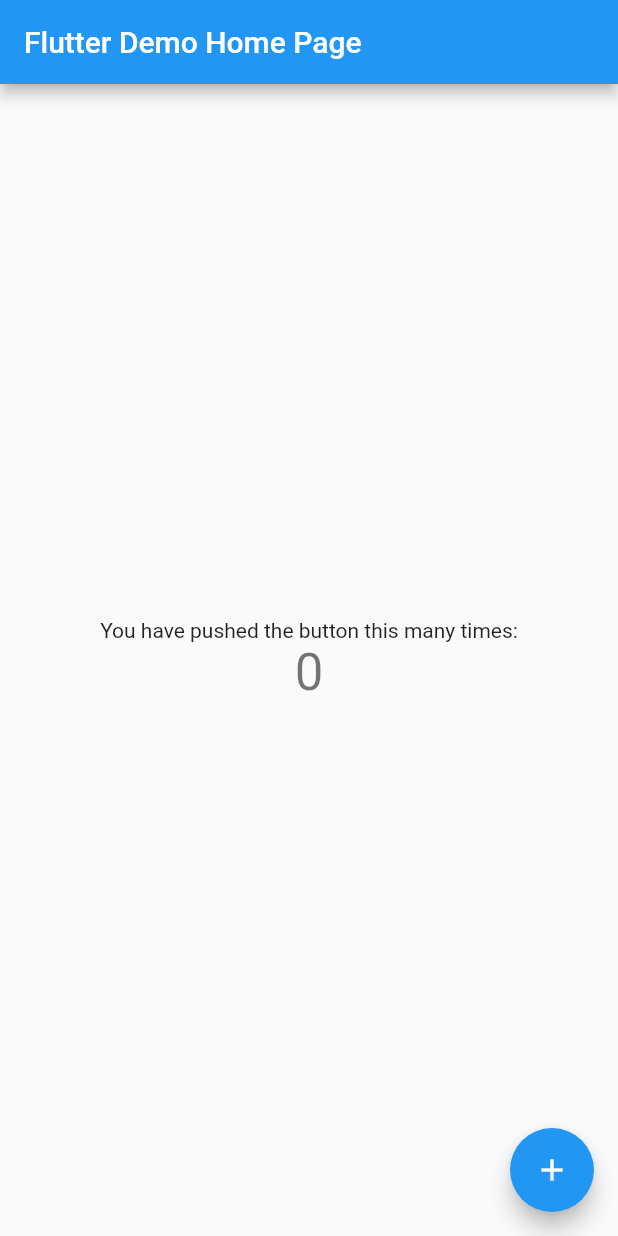
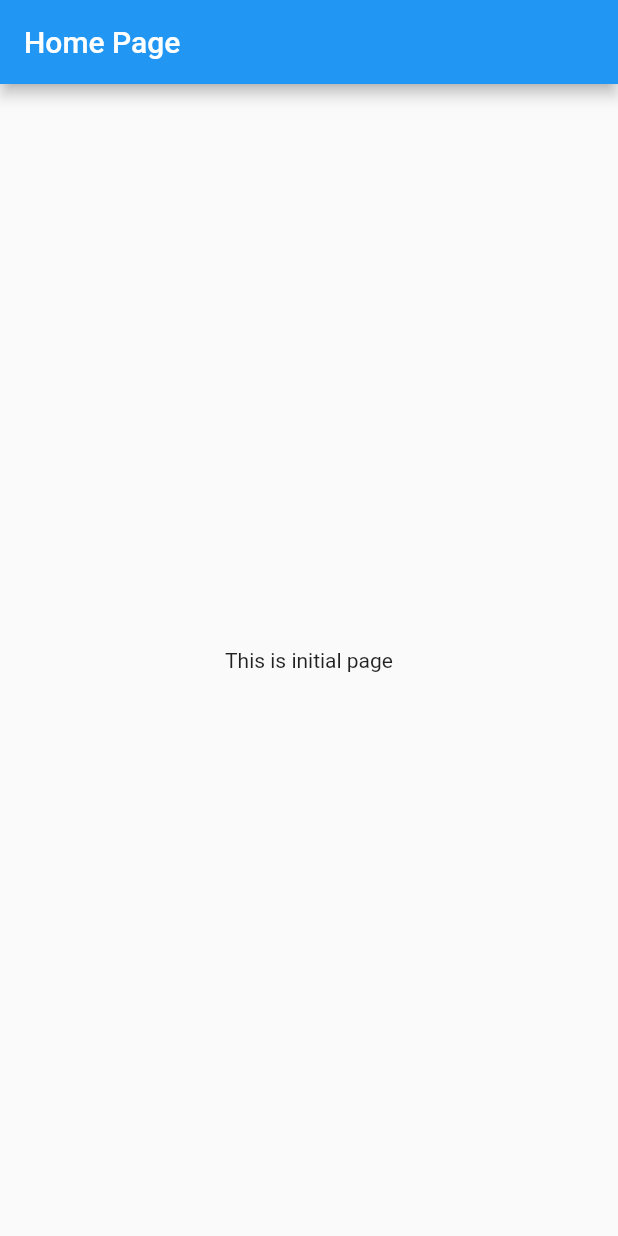
Before and after one commit to douglaswender/flutter-modular-starter, a Flutter app: the screen it shows after launch, on a phone screen of 412 x 824 dp. Run offline on Flutter 3.47's test engine with Material 2 defaults, Android fonts, the phone set to English and light mode, and no system bars; our stand-ins replace flutter_modular.

```diff
--- a/analysis_options.yaml
+++ b/analysis_options.yaml
@@ -10,6 +10,7 @@
 include: package:flutter_lints/flutter.yaml
 
 linter:
+
   # The lint rules applied to this project can be customized in the
   # section below to disable rules from the `package:flutter_lints/flutter.yaml`
   # included above or to enable additional rules. A list of all available lints
@@ -22,6 +23,7 @@ linter:
   # `// ignore_for_file: name_of_lint` syntax on the line or in the file
   # producing the lint.
   rules:
+    prefer_const_constructors: false
     # avoid_print: false  # Uncomment to disable the `avoid_print` rule
     # prefer_single_quotes: true  # Uncomment to enable the `prefer_single_quotes` rule
 
--- /dev/null
+++ b/lib/app/app_module.dart
@@ -0,0 +1,12 @@
+import 'package:flutter_modular/flutter_modular.dart';
+import 'package:flutter_modular_starter/home.dart';
+
+class AppModule extends Module {
+  @override
+  List<Bind> get binds => [];
+
+  @override
+  List<ModularRoute> get routes => [
+        ChildRoute('/', child: (context, args) => HomePage()),
+      ];
+}
--- /dev/null
+++ b/lib/app/app_widget.dart
@@ -0,0 +1,14 @@
+import 'package:flutter/material.dart';
+import 'package:flutter_modular/flutter_modular.dart';
+
+class AppWidget extends StatelessWidget {
+  const AppWidget({Key? key}) : super(key: key);
+
+  @override
+  Widget build(BuildContext context) {
+    return MaterialApp(
+      title: 'My Smart App',
+      theme: ThemeData(primarySwatch: Colors.blue),
+    ).modular(); //added by extension
+  }
+}
--- /dev/null
+++ b/lib/home.dart
@@ -0,0 +1,12 @@
+import 'package:flutter/material.dart';
+
+class HomePage extends StatelessWidget {
+  Widget build(BuildContext context) {
+    return Scaffold(
+      appBar: AppBar(title: Text('Home Page')),
+      body: Center(
+        child: Text('This is initial page'),
+      ),
+    );
+  }
+}
--- a/lib/main.dart
+++ b/lib/main.dart
@@ -1,115 +1,8 @@
 import 'package:flutter/material.dart';
+import 'package:flutter_modular/flutter_modular.dart';
+import 'package:flutter_modular_starter/app/app_module.dart';
+import 'package:flutter_modular_starter/app/app_widget.dart';
 
 void main() {
-  runApp(const MyApp());
+  runApp(ModularApp(module: AppModule(), child: AppWidget()));
 }
-
-class MyApp extends StatelessWidget {
-  const MyApp({Key? key}) : super(key: key);
-
-  // This widget is the root of your application.
-  @override
-  Widget build(BuildContext context) {
-    return MaterialApp(
-      title: 'Flutter Demo',
-      theme: ThemeData(
-        // This is the theme of your application.
-        //
-        // Try running your application with "flutter run". You'll see the
-        // application has a blue toolbar. Then, without quitting the app, try
-        // changing the primarySwatch below to Colors.green and then invoke
-        // "hot reload" (press "r" in the console where you ran "flutter run",
-        // or simply save your changes to "hot reload" in a Flutter IDE).
-        // Notice that the counter didn't reset back to zero; the application
-        // is not restarted.
-        primarySwatch: Colors.blue,
-      ),
-      home: const MyHomePage(title: 'Flutter Demo Home Page'),
-    );
-  }
-}
-
-class MyHomePage extends StatefulWidget {
-  const MyHomePage({Key? key, required this.title}) : super(key: key);
-
-  // This widget is the home page of your application. It is stateful, meaning
-  // that it has a State object (defined below) that contains fields that affect
-  // how it looks.
-
-  // This class is the configuration for the state. It holds the values (in this
-  // case the title) provided by the parent (in this case the App widget) and
-  // used by the build method of the State. Fields in a Widget subclass are
-  // always marked "final".
-
-  final String title;
-
-  @override
-  State<MyHomePage> createState() => _MyHomePageState();
-}
-
-class _MyHomePageState extends State<MyHomePage> {
-  int _counter = 0;
-
-  void _incrementCounter() {
-    setState(() {
-      // This call to setState tells the Flutter framework that something has
-      // changed in this State, which causes it to rerun the build method below
-      // so that the display can reflect the updated values. If we changed
-      // _counter without calling setState(), then the build method would not be
-      // called again, and so nothing would appear to happen.
-      _counter++;
-    });
-  }
-
-  @override
-  Widget build(BuildContext context) {
-    // This method is rerun every time setState is called, for instance as done
-    // by the _incrementCounter method above.
-    //
-    // The Flutter framework has been optimized to make rerunning build methods
-    // fast, so that you can just rebuild anything that needs updating rather
-    // than having to individually change instances of widgets.
-    return Scaffold(
-      appBar: AppBar(
-        // Here we take the value from the MyHomePage object that was created by
-        // the App.build method, and use it to set our appbar title.
-        title: Text(widget.title),
-      ),
-      body: Center(
-        // Center is a layout widget. It takes a single child and positions it
-        // in the middle of the parent.
-        child: Column(
-          // Column is also a layout widget. It takes a list of children and
-          // arranges them vertically. By default, it sizes itself to fit its
-          // children horizontally, and tries to be as tall as its parent.
-          //
-          // Invoke "debug painting" (press "p" in the console, choose the
-          // "Toggle Debug Paint" action from the Flutter Inspector in Android
-          // Studio, or the "Toggle Debug Paint" command in Visual Studio Code)
-          // to see the wireframe for each widget.
-          //
-          // Column has various properties to control how it sizes itself and
-          // how it positions its children. Here we use mainAxisAlignment to
-          // center the children vertically; the main axis here is the vertical
-          // axis because Columns are vertical (the cross axis would be
-          // horizontal).
-          mainAxisAlignment: MainAxisAlignment.center,
-          children: <Widget>[
-            const Text(
-              'You have pushed the button this many times:',
-            ),
-            Text(
-              '$_counter',
-              style: Theme.of(context).textTheme.headline4,
-            ),
-          ],
-        ),
-      ),
-      floatingActionButton: FloatingActionButton(
-        onPressed: _incrementCounter,
-        tooltip: 'Increment',
-        child: const Icon(Icons.add),
-      ), // This trailing comma makes auto-formatting nicer for build methods.
-    );
-  }
-}
--- a/pubspec.yaml
+++ b/pubspec.yaml
@@ -29,6 +29,7 @@ environment:
 dependencies:
   flutter:
     sdk: flutter
+  flutter_modular: ^4.3.0
 
 
   # The following adds the Cupertino Icons font to your application.
```
Also changed, not shown: pubspec.lock.
